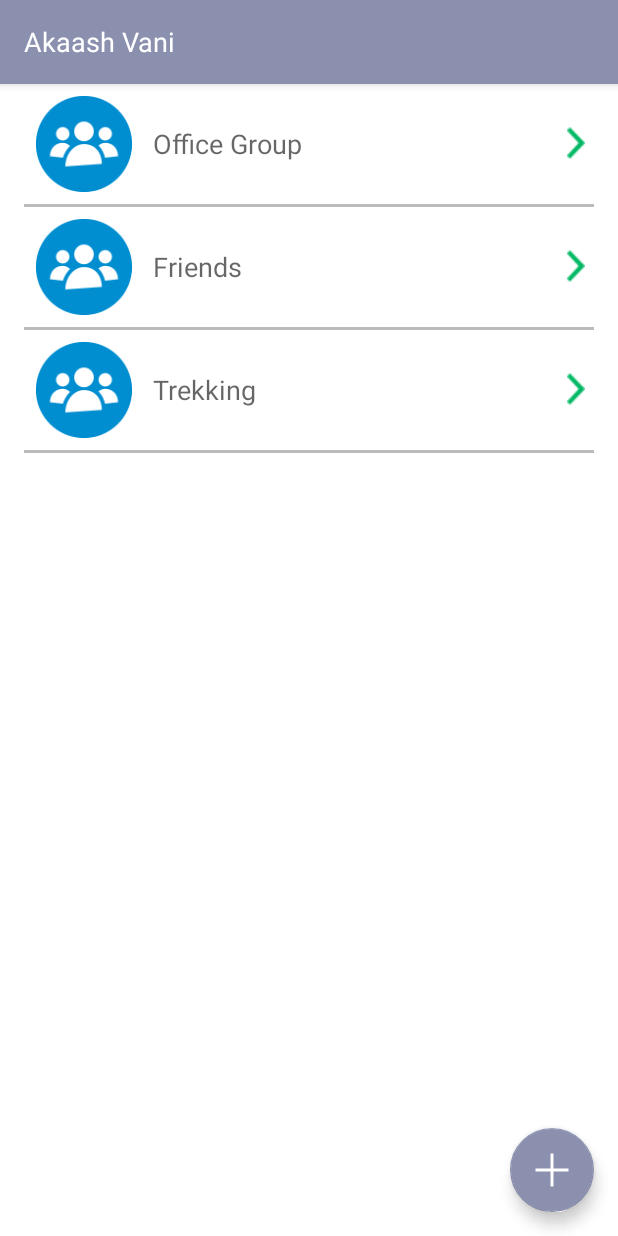
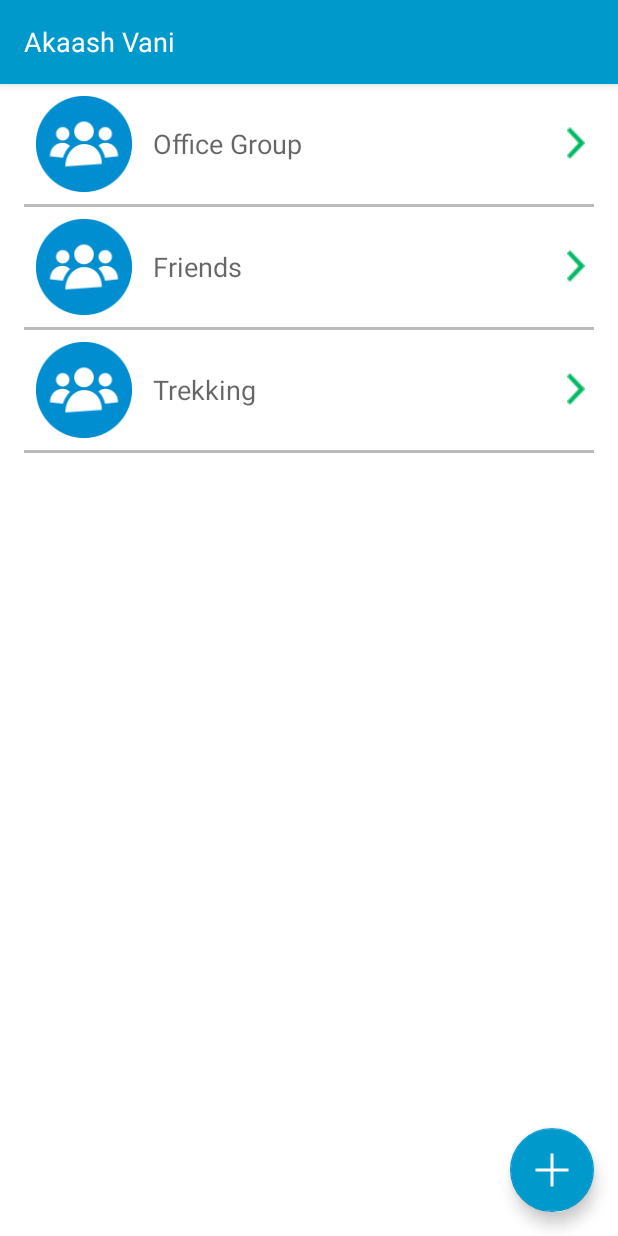
Before and after one commit to SujitDeshpande/Akaash-vani, an Android app: the DetailsActivity screen opened directly, with no data from a screen before it, on a phone screen of 412 x 824 dp. Run offline under Robolectric (Android 15) with nearby library versions, the phone set to English and light mode, and no system bars.

Commit message:
Modified the Color theme of the app to #0099cc

```diff
--- a/app/src/main/java/com/akaashvani/akaashvani/circlerefresh/AnimationView.java
+++ b/app/src/main/java/com/akaashvani/akaashvani/circlerefresh/AnimationView.java
@@ -90,7 +90,7 @@ public class AnimationView extends View {
         mBackPaint = new Paint();
         mBackPaint.setAntiAlias(true);
         mBackPaint.setStyle(Paint.Style.FILL);
-        mBackPaint.setColor(0xff8b90af);
+        mBackPaint.setColor(0x0099cc);
 
         mBallPaint = new Paint();
         mBallPaint.setAntiAlias(true);
--- a/app/src/main/java/com/akaashvani/akaashvani/circlerefresh/CircleRefreshLayout.java
+++ b/app/src/main/java/com/akaashvani/akaashvani/circlerefresh/CircleRefreshLayout.java
@@ -23,7 +23,7 @@ public class CircleRefreshLayout extends FrameLayout {
     private static final long BACK_TOP_DUR = 600;
     private static final long REL_DRAG_DUR = 200;
 
-    private int mHeaderBackColor = 0xff8b90af;
+    private int mHeaderBackColor = 0x0099cc;
     private int mHeaderForeColor = 0xffffffff;
     private int mHeaderCircleSmaller = 6;
 
--- a/app/src/main/java/com/akaashvani/akaashvani/screens/DetailsActivity.java
+++ b/app/src/main/java/com/akaashvani/akaashvani/screens/DetailsActivity.java
@@ -66,7 +66,7 @@ public class DetailsActivity extends BaseActivity {
                                 //super.run();
                                 try {
                                     synchronized (this) {
-                                        wait(3000);
+                                        wait(2000);
                                         mRefreshLayout.finishRefreshing();
                                         this.notify();
                                     }
--- a/app/src/main/res/layout/activity_tab.xml
+++ b/app/src/main/res/layout/activity_tab.xml
@@ -13,7 +13,7 @@
         android:id="@+id/sliding_tabs"
         android:layout_width="match_parent"
         android:layout_height="wrap_content"
-        android:background="@color/anibackcolor"
+        android:background="@color/apptheme"
         style="@style/MyCustomTabLayout"
         app:tabGravity="fill"
         app:tabMode="fixed"
--- a/app/src/main/res/layout/app_bar.xml
+++ b/app/src/main/res/layout/app_bar.xml
@@ -1,10 +1,9 @@
 <?xml version="1.0" encoding="utf-8"?>
-<android.support.v7.widget.Toolbar
-    xmlns:android="http://schemas.android.com/apk/res/android"
+<android.support.v7.widget.Toolbar xmlns:android="http://schemas.android.com/apk/res/android"
     xmlns:app="http://schemas.android.com/apk/res-auto"
     android:layout_width="match_parent"
     android:layout_height="wrap_content"
-    android:background="@color/anibackcolor"
+    android:background="@color/apptheme"
     app:popupTheme="@style/ThemeOverlay.AppCompat.Light"
     app:theme="@style/ThemeOverlay.AppCompat.Dark.ActionBar">
 
--- a/app/src/main/res/layout/content_details.xml
+++ b/app/src/main/res/layout/content_details.xml
@@ -15,7 +15,7 @@
             android:id="@+id/refresh_layout"
             android:layout_width="match_parent"
             android:layout_height="match_parent"
-            app:AniBackColor="#ff8b90af"
+            app:AniBackColor="#0099cc"
             app:AniForeColor="#ffffffff"
             app:CircleSmaller="6">
 
@@ -36,7 +36,7 @@
             android:layout_gravity="bottom|end"
             android:layout_margin="@dimen/fab_margin"
             android:src="@drawable/new_group"
-            app:backgroundTint="@color/anibackcolor" />
+            app:backgroundTint="@color/apptheme" />
     </FrameLayout>
 
 </RelativeLayout>
--- a/app/src/main/res/values/colors.xml
+++ b/app/src/main/res/values/colors.xml
@@ -38,6 +38,8 @@
     <color name="indicator_3">#66D7B9</color>
     <color name="indicator_4">#FDBC7D</color>
 
+    <color name="apptheme">#0099cc</color>
+
     <color name="black_overlay">#66000000</color>
 
 </resources>
```
